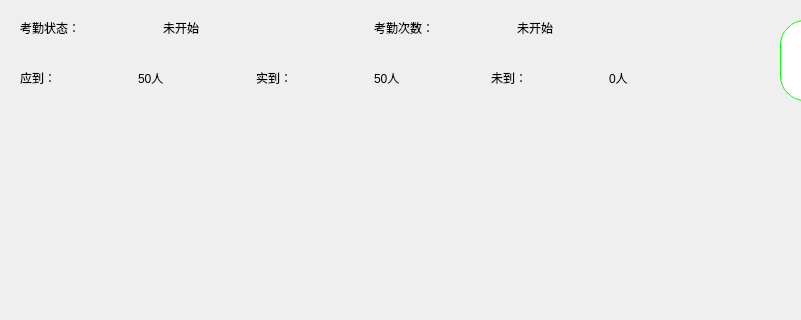
xsxz01/PyQt5DesignMode, file view/UI_RunDialog.ui: the form before one commit; both pictures show x 0 to 801 and y 0 to 320 of the 1064 by 918 pixel window.
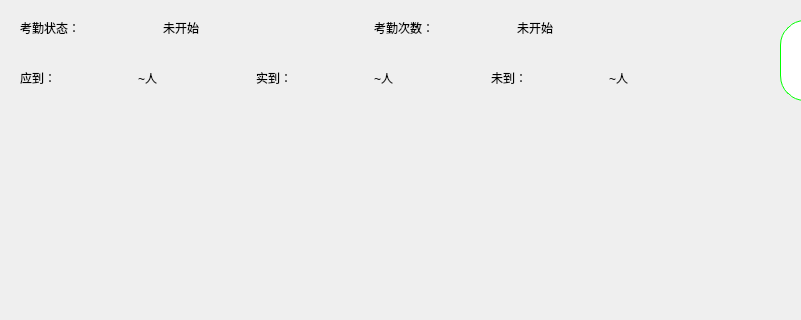
The form after the commit.

Commit message: 添加考勤结果界面 完善考勤逻辑

What changed in the file:
```diff
--- a/view/UI_RunDialog.ui
+++ b/view/UI_RunDialog.ui
@@ -41,7 +41,7 @@
          <string notr="true">font: 25 18pt &quot;等线 Light&quot;;</string>
         </property>
         <property name="text">
-         <string>50人</string>
+         <string>~人</string>
         </property>
        </widget>
       </item>
@@ -65,7 +65,7 @@
          <string notr="true">font: 25 18pt &quot;等线 Light&quot;;</string>
         </property>
         <property name="text">
-         <string>50人</string>
+         <string>~人</string>
         </property>
        </widget>
       </item>
@@ -89,7 +89,7 @@
          <string notr="true">font: 25 18pt &quot;等线 Light&quot;;</string>
         </property>
         <property name="text">
-         <string>0人</string>
+         <string>~人</string>
         </property>
        </widget>
       </item>
@@ -130,7 +130,7 @@
     <string/>
    </property>
   </widget>
-  <widget class="QWidget" name="">
+  <widget class="QWidget" name="layoutWidget">
    <property name="geometry">
     <rect>
      <x>20</x>
```
The commit also changes 6 other files.
